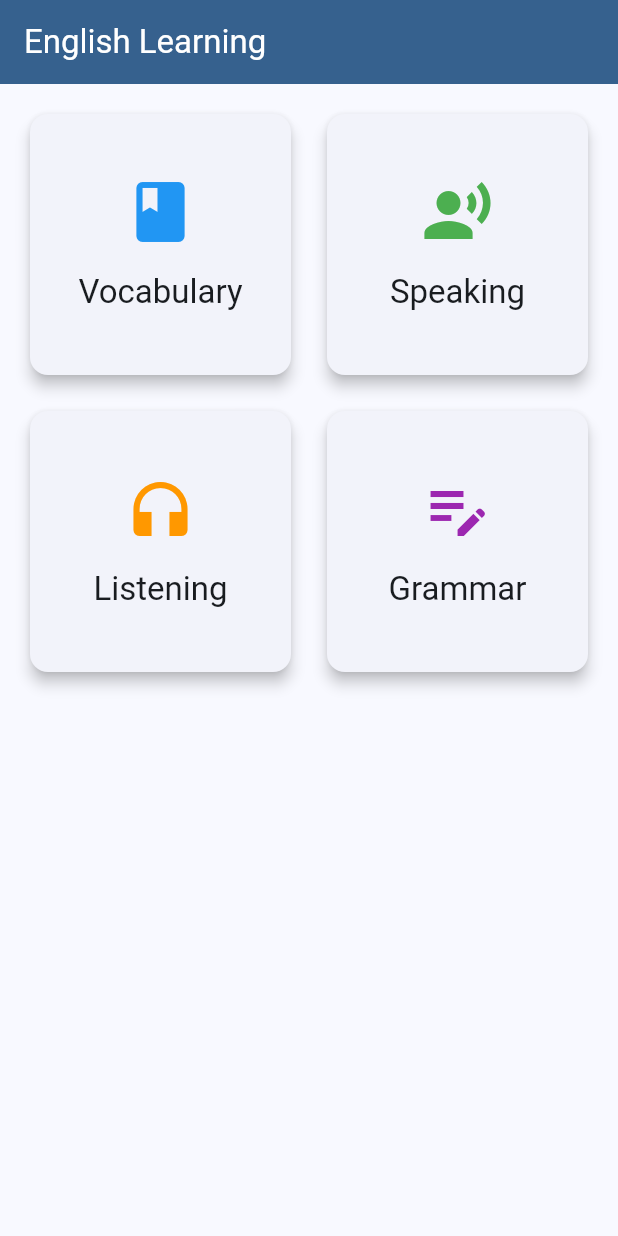
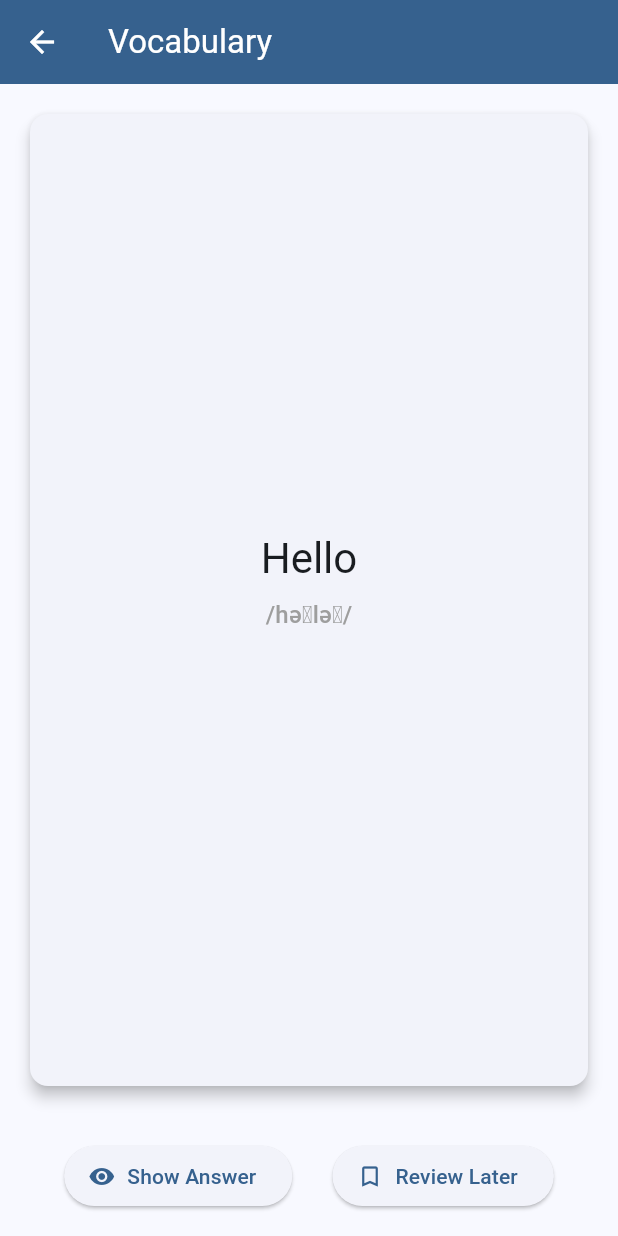
Before and after one commit to wl-chase-1/english_learning_app, a Flutter app: the screen it shows after launch, after a tap on "Vocabulary", on a phone screen of 412 x 824 dp. Run offline on Flutter 3.47's test engine with Material 3 defaults, Android fonts, the phone set to English and light mode, and no system bars.

Commit message:
feat: add vocabulary page with navigation and vocabulary items

```diff
--- a/lib/main.dart
+++ b/lib/main.dart
@@ -1,4 +1,5 @@
 import 'package:flutter/material.dart';
+import 'pages/vocabulary_page.dart';
 
 void main() {
   runApp(const MyApp());
@@ -44,7 +45,12 @@ class HomePage extends StatelessWidget {
               title: 'Vocabulary',
               color: Colors.blue,
               onTap: () {
-                // TODO: Navigate to vocabulary page
+                Navigator.push(
+                  context,
+                  MaterialPageRoute(
+                    builder: (context) => const VocabularyPage(),
+                  ),
+                );
               },
             ),
             _buildFeatureCard(
--- /dev/null
+++ b/lib/pages/vocabulary_page.dart
@@ -0,0 +1,135 @@
+import 'package:flutter/material.dart';
+
+class VocabularyPage extends StatefulWidget {
+  const VocabularyPage({super.key});
+
+  @override
+  State<VocabularyPage> createState() => _VocabularyPageState();
+}
+
+class _VocabularyPageState extends State<VocabularyPage> {
+  final List<VocabularyItem> vocabularyList = [
+    VocabularyItem(
+      word: 'Hello',
+      meaning: '哈囉',
+      example: 'Hello, how are you?',
+      pronunciation: '/həˈləʊ/',
+    ),
+    VocabularyItem(
+      word: 'World',
+      meaning: '世界',
+      example: 'The world is beautiful.',
+      pronunciation: '/wɜːld/',
+    ),
+    VocabularyItem(
+      word: 'Learning',
+      meaning: '學習',
+      example: 'I am learning English.',
+      pronunciation: '/ˈlɜːnɪŋ/',
+    ),
+  ];
+
+  bool isShowingAnswer = false;
+
+  @override
+  Widget build(BuildContext context) {
+    return Scaffold(
+      appBar: AppBar(
+        title: const Text('Vocabulary'),
+        backgroundColor: Theme.of(context).colorScheme.primary,
+        foregroundColor: Colors.white,
+      ),
+      body: Column(
+        children: [
+          Expanded(
+            child: PageView.builder(
+              itemCount: vocabularyList.length,
+              itemBuilder: (context, index) {
+                return Padding(
+                  padding: const EdgeInsets.all(16.0),
+                  child: _buildVocabularyCard(vocabularyList[index]),
+                );
+              },
+            ),
+          ),
+          Padding(
+            padding: const EdgeInsets.all(16.0),
+            child: Row(
+              mainAxisAlignment: MainAxisAlignment.spaceEvenly,
+              children: [
+                ElevatedButton.icon(
+                  onPressed: () {
+                    setState(() {
+                      isShowingAnswer = !isShowingAnswer;
+                    });
+                  },
+                  icon: Icon(isShowingAnswer ? Icons.visibility_off : Icons.visibility),
+                  label: Text(isShowingAnswer ? 'Hide Answer' : 'Show Answer'),
+                ),
+                ElevatedButton.icon(
+                  onPressed: () {
+                    // TODO: Add to review list
+                  },
+                  icon: const Icon(Icons.bookmark_border),
+                  label: const Text('Review Later'),
+                ),
+              ],
+            ),
+          ),
+        ],
+      ),
+    );
+  }
+
+  Widget _buildVocabularyCard(VocabularyItem item) {
+    return Card(
+      elevation: 4,
+      child: Padding(
+        padding: const EdgeInsets.all(16.0),
+        child: Column(
+          mainAxisAlignment: MainAxisAlignment.center,
+          children: [
+            Text(
+              item.word,
+              style: Theme.of(context).textTheme.headlineMedium,
+            ),
+            const SizedBox(height: 8),
+            Text(
+              item.pronunciation,
+              style: Theme.of(context).textTheme.titleMedium?.copyWith(
+                    color: Colors.grey,
+                  ),
+            ),
+            const SizedBox(height: 24),
+            if (isShowingAnswer) ...[
+              Text(
+                item.meaning,
+                style: Theme.of(context).textTheme.titleLarge,
+              ),
+              const SizedBox(height: 16),
+              Text(
+                item.example,
+                style: Theme.of(context).textTheme.bodyLarge,
+                textAlign: TextAlign.center,
+              ),
+            ],
+          ],
+        ),
+      ),
+    );
+  }
+}
+
+class VocabularyItem {
+  final String word;
+  final String meaning;
+  final String example;
+  final String pronunciation;
+
+  VocabularyItem({
+    required this.word,
+    required this.meaning,
+    required this.example,
+    required this.pronunciation,
+  });
+}
```
